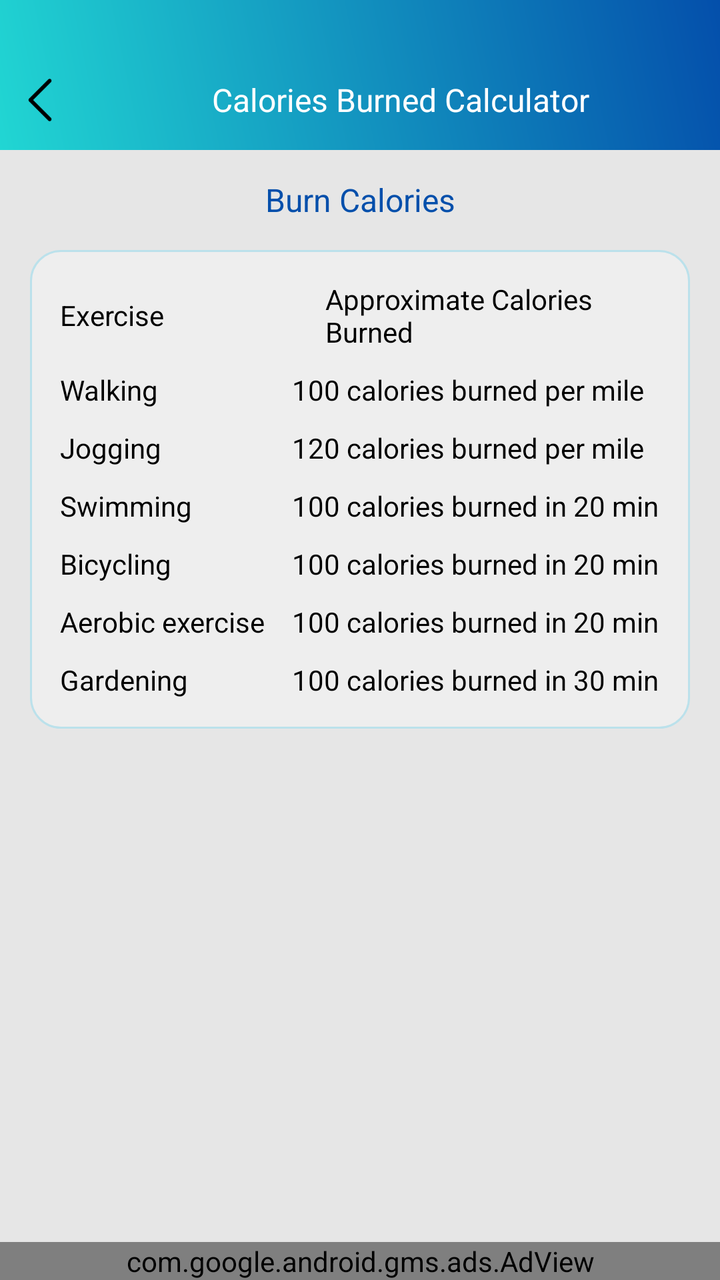
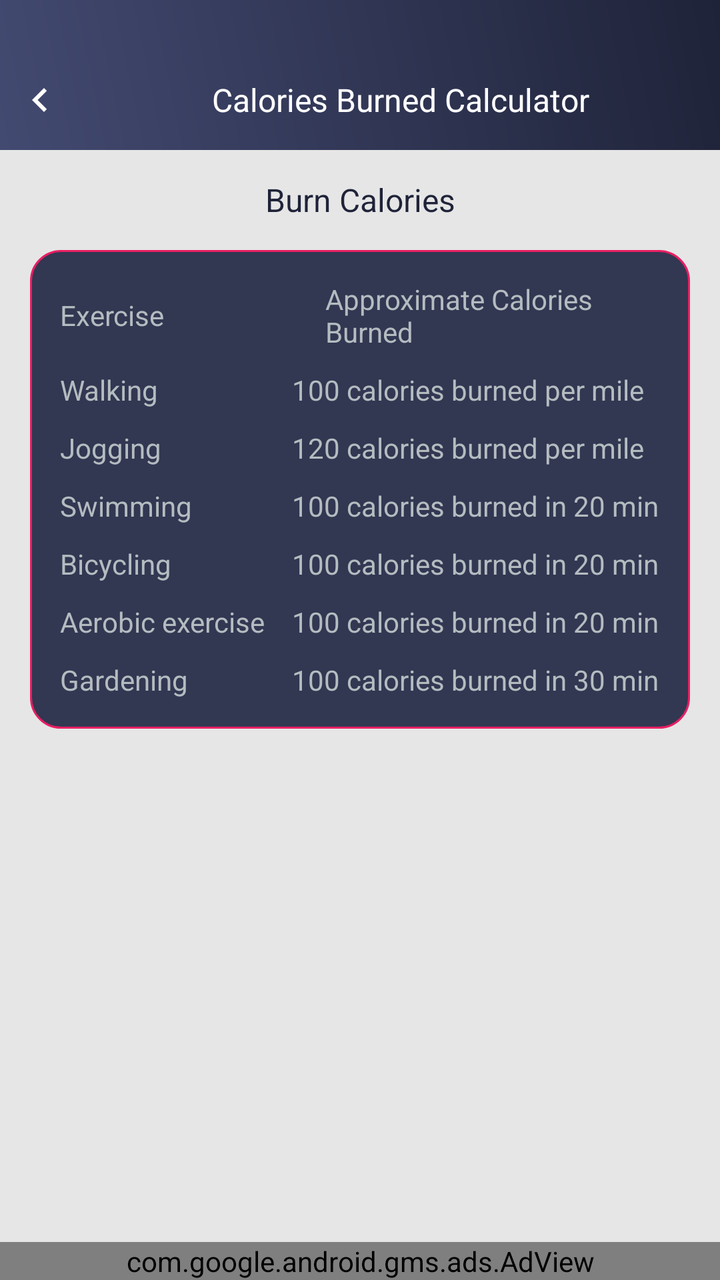

Compare the two renders of this Android layout. The source of the first and the diff that turns it into the second are given below.
<!-- AndroidManifest.xml: application theme AppTheme -->
<!-- res/layout/calories_burn_chart.xml -->
<?xml version="1.0" encoding="utf-8"?>
<RelativeLayout xmlns:android="http://schemas.android.com/apk/res/android"
    xmlns:aapt="http://schemas.android.com/aapt"
    xmlns:app="http://schemas.android.com/apk/res-auto"
    android:layout_width="match_parent"
    android:layout_height="match_parent"
    android:background="@color/gray_color"
    android:orientation="vertical">

    <RelativeLayout
        android:id="@+id/rela1"
        android:background="@drawable/a1_grad"
        android:layout_width="match_parent"
        android:layout_height="wrap_content">

        <ImageView
            android:id="@+id/iv_back"
            android:layout_width="40dp"
            android:layout_height="40dp"
            android:layout_alignParentLeft="true"
            android:layout_alignParentTop="true"
            android:layout_marginTop="30dp"
            android:padding="8dp"
            android:src="@mipmap/left_arrow" />
    <TextView
        android:id="@+id/tv_title"
        android:layout_width="match_parent"
        android:layout_height="40dp"
        android:layout_marginTop="30dp"
        android:layout_toRightOf="@+id/iv_back"
        android:gravity="center"
        android:layout_marginBottom="5dp"
        android:text="@string/Calories_Burned_Calculator"
        android:textColor="@color/white"
        android:textSize="@dimen/textsize_16" />
        
    </RelativeLayout>

    <ScrollView
        android:layout_width="match_parent"
        android:layout_height="wrap_content"
        android:layout_above="@+id/ad_layout"
        android:layout_below="@+id/rela1">

        <LinearLayout
            android:layout_width="match_parent"
            android:layout_height="wrap_content"
            android:orientation="vertical">

            <TextView
                android:id="@+id/tv_burncalories"
                android:layout_width="match_parent"
                android:layout_height="50dp"
                android:gravity="center"
                android:padding="5dp"
                android:text="@string/Burn_Calories"
                android:textColor="@color/colorPrimaryDark"
                android:textSize="@dimen/textsize_16" />

            <LinearLayout
                android:layout_width="match_parent"
                android:layout_height="wrap_content"
                android:layout_marginLeft="15dp"
                android:layout_marginRight="15dp"
                android:layout_marginBottom="15dp"
                android:padding="10dp"
                android:background="@drawable/corner1"
                android:orientation="vertical"
                android:visibility="visible">

                <LinearLayout
                    android:layout_width="match_parent"
                    android:layout_height="wrap_content"
                    android:orientation="horizontal">

                    <TextView
                        android:id="@+id/tv_exercise"
                        android:layout_width="0dp"
                        android:layout_height="match_parent"
                        android:layout_weight="1.5"
                        android:gravity="fill"
                        android:padding="5dp"
                        android:text="@string/Exercise"
                        android:textColor="@color/black"
                        android:textSize="@dimen/textsize_14" />

                    <TextView
                        android:id="@+id/tv_approx_cal"
                        android:layout_width="0dp"
                        android:layout_height="match_parent"
                        android:layout_weight="2"
                        android:gravity="fill"
                        android:padding="5dp"
                        android:text="@string/Approximate_Calories_Burned"
                        android:textColor="@color/black"
                        android:textSize="@dimen/textsize_14" />
                </LinearLayout>

                <LinearLayout
                    android:layout_width="match_parent"
                    android:layout_height="wrap_content"
                    android:orientation="horizontal">

                    <TextView
                        android:id="@+id/tv_walking"
                        android:layout_width="0dp"
                        android:layout_height="match_parent"
                        android:layout_weight="1.5"
                        android:gravity="fill"
                        android:padding="5dp"
                        android:text="@string/Walking"
                        android:textColor="@color/black"
                        android:textSize="@dimen/textsize_14" />

                    <TextView
                        android:id="@+id/tv_walking_cal"
                        android:layout_width="0dp"
                        android:layout_height="match_parent"
                        android:layout_weight="2.5"
                        android:gravity="fill"
                        android:padding="5dp"
                        android:text="@string/_100_calories_burned_per_mile"
                        android:textColor="@color/black"
                        android:textSize="@dimen/textsize_14" />
                </LinearLayout>

                <LinearLayout
                    android:layout_width="match_parent"
                    android:layout_height="wrap_content"
                    android:orientation="horizontal">

                    <TextView
                        android:id="@+id/tv_jogging"
                        android:layout_width="0dp"
                        android:layout_height="match_parent"
                        android:layout_weight="1.5"
                        android:gravity="fill"
                        android:padding="5dp"
                        android:text="@string/Jogging"
                        android:textColor="@color/black"
                        android:textSize="@dimen/textsize_14" />

                    <TextView
                        android:id="@+id/tv_jogging_cal"
                        android:layout_width="0dp"
                        android:layout_height="match_parent"
                        android:layout_weight="2.5"
                        android:gravity="fill"
                        android:padding="5dp"
                        android:text="@string/_120_calories_burned_per_mile"
                        android:textColor="@color/black"
                        android:textSize="@dimen/textsize_14" />
                </LinearLayout>

                <LinearLayout
                    android:layout_width="match_parent"
                    android:layout_height="wrap_content"
                    android:orientation="horizontal">

                    <TextView
                        android:id="@+id/tv_swimming"
                        android:layout_width="0dp"
                        android:layout_height="match_parent"
                        android:layout_weight="1.5"
                        android:gravity="fill"
                        android:padding="5dp"
                        android:text="@string/Swimming"
                        android:textColor="@color/black"
                        android:textSize="@dimen/textsize_14" />

                    <TextView
                        android:id="@+id/tv_swimming_cal"
                        android:layout_width="0dp"
                        android:layout_height="match_parent"
                        android:layout_weight="2.5"
                        android:gravity="fill"
                        android:padding="5dp"
                        android:text="@string/_100_calories_burned_in_20min"
                        android:textColor="@color/black"
                        android:textSize="@dimen/textsize_14" />
                </LinearLayout>

                <LinearLayout
                    android:layout_width="match_parent"
                    android:layout_height="wrap_content"
                    android:orientation="horizontal">

                    <TextView
                        android:id="@+id/tv_bicycling"
                        android:layout_width="0dp"
                        android:layout_height="match_parent"
                        android:layout_weight="1.5"
                        android:gravity="fill"
                        android:padding="5dp"
                        android:text="@string/Bicycling"
                        android:textColor="@color/black"
                        android:textSize="@dimen/textsize_14" />

                    <TextView
                        android:id="@+id/tv_bicycling_cal"
                        android:layout_width="0dp"
                        android:layout_height="match_parent"
                        android:layout_weight="2.5"
                        android:gravity="fill"
                        android:padding="5dp"
                        android:text="@string/_100_calories_burned_in_20min"
                        android:textColor="@color/black"
                        android:textSize="@dimen/textsize_14" />
                </LinearLayout>

                <LinearLayout
                    android:layout_width="match_parent"
                    android:layout_height="wrap_content"
                    android:orientation="horizontal">

                    <TextView
                        android:id="@+id/tv_aerobic"
                        android:layout_width="0dp"
                        android:layout_height="match_parent"
                        android:layout_weight="1.5"
                        android:gravity="fill"
                        android:padding="5dp"
                        android:singleLine="true"
                        android:text="@string/Aerobic_exercise"
                        android:textColor="@color/black"
                        android:textSize="@dimen/textsize_14" />

                    <TextView
                        android:id="@+id/tv_aerobic_cal"
                        android:layout_width="0dp"
                        android:layout_height="match_parent"
                        android:layout_weight="2.5"
                        android:gravity="fill"
                        android:padding="5dp"
                        android:text="@string/_100_calories_burned_in_20min"
                        android:textColor="@color/black"
                        android:textSize="@dimen/textsize_14" />
                </LinearLayout>

                <LinearLayout
                    android:layout_width="match_parent"
                    android:layout_height="wrap_content"
                    android:orientation="horizontal">

                    <TextView
                        android:id="@+id/tv_gardening"
                        android:layout_width="0dp"
                        android:layout_height="match_parent"
                        android:layout_weight="1.5"
                        android:gravity="fill"
                        android:padding="5dp"
                        android:singleLine="true"
                        android:text="@string/Gardening"
                        android:textColor="@color/black"
                        android:textSize="@dimen/textsize_14" />

                    <TextView
                        android:id="@+id/tv_gardening_cal"
                        android:layout_width="0dp"
                        android:layout_height="match_parent"
                        android:layout_weight="2.5"
                        android:gravity="fill"
                        android:padding="5dp"
                        android:text="@string/_100_calories_burned_in_30min"
                        android:textColor="@color/black"
                        android:textSize="@dimen/textsize_14" />
                </LinearLayout>
            </LinearLayout>
        </LinearLayout>
    </ScrollView>

    <include
        android:id="@+id/ad_layout"
        layout="@layout/native_ad"
        android:layout_width="match_parent"
        android:layout_height="wrap_content"
        android:layout_alignParentLeft="true"
        android:layout_alignParentBottom="true"
        android:layout_gravity="top|center_vertical|center_horizontal|center" />
</RelativeLayout>
<!-- res/layout/native_ad.xml (included above) -->
<?xml version="1.0" encoding="utf-8"?>
<LinearLayout xmlns:android="http://schemas.android.com/apk/res/android"
    xmlns:aapt="http://schemas.android.com/aapt"
    xmlns:app="http://schemas.android.com/apk/res-auto"
    android:layout_width="match_parent"
    android:layout_height="wrap_content"
    android:orientation="vertical">

    <com.google.android.gms.ads.AdView
        android:id="@+id/adView"
        android:layout_width="match_parent"
        android:layout_height="wrap_content"
        android:layout_above="@+id/ll_footer_menu"
        app:adSize="BANNER"
        app:adUnitId="@string/banner_ad" />
</LinearLayout>
<!-- resources referenced by this layout -->
<resources>
  <color name="black">#000000</color>
  <color name="colorPrimaryDark">#044fab</color>
  <color name="gray_color">#E6E6E6</color>
  <color name="white">#ffffff</color>
  <dimen name="textsize_14">14sp</dimen>
  <dimen name="textsize_16">16sp</dimen>
  <!-- drawable a1_grad (drawable) -->
  <?xml version="1.0" encoding="utf-8"?>
  <shape xmlns:android="http://schemas.android.com/apk/res/android">
      <gradient
          android:angle="225"
          android:endColor="#21d6d3"
          android:startColor="#044fab" />
  
  
  </shape>
  <!-- drawable corner1 (drawable) -->
  <?xml version="1.0" encoding="utf-8"?>
  <shape xmlns:android="http://schemas.android.com/apk/res/android"
      android:shape="rectangle">
  
  
      <stroke
          android:width="1dp"
          android:color="#BBE1EB"/>
  
      <corners android:radius="15dp"/>
  
      <solid
          android:color="#EEEEEE"/>
  
  </shape>
  <!-- mipmap left_arrow: png bitmap (mipmap-xhdpi, 499 bytes) -->
  <string name="Aerobic_exercise">Aerobic exercise</string>
  <string name="Approximate_Calories_Burned">Approximate Calories Burned</string>
  <string name="Bicycling">Bicycling</string>
  <string name="Burn_Calories">Burn Calories</string>
  <string name="Calories_Burned_Calculator">Calories Burned Calculator</string>
  <string name="Exercise">Exercise</string>
  <string name="Gardening">Gardening</string>
  <string name="Jogging">Jogging</string>
  <string name="Swimming">Swimming</string>
  <string name="Walking">Walking</string>
  <string name="_100_calories_burned_in_20min">100 calories burned in 20 min</string>
  <string name="_100_calories_burned_in_30min">100 calories burned in 30 min</string>
  <string name="_100_calories_burned_per_mile">100 calories burned per mile</string>
  <string name="_120_calories_burned_per_mile">120 calories burned per mile</string>
  <string name="banner_ad">ca-app-pub-3940256099942544/6300978111</string>
  <style name="AppTheme" parent="Theme.AppCompat.Light.DarkActionBar">
          
          <item name="colorPrimary">@color/colorPrimary</item>
          <item name="colorPrimaryDark">@color/colorPrimaryDark</item>
          <item name="colorAccent">@color/colorAccent</item>
      </style>
  <color name="colorPrimary">#36D1DC</color>
  <color name="colorAccent">#03DAC5</color>
</resources>

<!-- the commit's change to res/layout/calories_burn_chart.xml (unified diff, before → after) -->
@@ -21,7 +21,7 @@
             android:layout_alignParentTop="true"
             android:layout_marginTop="30dp"
             android:padding="8dp"
-            android:src="@mipmap/left_arrow" />
+            android:src="@drawable/ic_chevron_left_white_24dp" />
     <TextView
         android:id="@+id/tv_title"
         android:layout_width="match_parent"
@@ -81,7 +81,7 @@
                         android:gravity="fill"
                         android:padding="5dp"
                         android:text="@string/Exercise"
-                        android:textColor="@color/black"
+                        android:textColor="@color/textColor"
                         android:textSize="@dimen/textsize_14" />
 
                     <TextView
@@ -92,7 +92,7 @@
                         android:gravity="fill"
                         android:padding="5dp"
                         android:text="@string/Approximate_Calories_Burned"
-                        android:textColor="@color/black"
+                        android:textColor="@color/textColor"
                         android:textSize="@dimen/textsize_14" />
                 </LinearLayout>
 
@@ -109,7 +109,7 @@
                         android:gravity="fill"
                         android:padding="5dp"
                         android:text="@string/Walking"
-                        android:textColor="@color/black"
+                        android:textColor="@color/textColor"
                         android:textSize="@dimen/textsize_14" />
 
                     <TextView
@@ -120,7 +120,7 @@
                         android:gravity="fill"
                         android:padding="5dp"
                         android:text="@string/_100_calories_burned_per_mile"
-                        android:textColor="@color/black"
+                        android:textColor="@color/textColor"
                         android:textSize="@dimen/textsize_14" />
                 </LinearLayout>
 
@@ -137,7 +137,7 @@
                         android:gravity="fill"
                         android:padding="5dp"
                         android:text="@string/Jogging"
-                        android:textColor="@color/black"
+                        android:textColor="@color/textColor"
                         android:textSize="@dimen/textsize_14" />
 
                     <TextView
@@ -148,7 +148,7 @@
                         android:gravity="fill"
                         android:padding="5dp"
                         android:text="@string/_120_calories_burned_per_mile"
-                        android:textColor="@color/black"
+                        android:textColor="@color/textColor"
                         android:textSize="@dimen/textsize_14" />
                 </LinearLayout>
 
@@ -165,7 +165,7 @@
                         android:gravity="fill"
                         android:padding="5dp"
                         android:text="@string/Swimming"
-                        android:textColor="@color/black"
+                        android:textColor="@color/textColor"
                         android:textSize="@dimen/textsize_14" />
 
                     <TextView
@@ -176,7 +176,7 @@
                         android:gravity="fill"
                         android:padding="5dp"
                         android:text="@string/_100_calories_burned_in_20min"
-                        android:textColor="@color/black"
+                        android:textColor="@color/textColor"
                         android:textSize="@dimen/textsize_14" />
                 </LinearLayout>
 
@@ -193,7 +193,7 @@
                         android:gravity="fill"
                         android:padding="5dp"
                         android:text="@string/Bicycling"
-                        android:textColor="@color/black"
+                        android:textColor="@color/textColor"
                         android:textSize="@dimen/textsize_14" />
 
                     <TextView
@@ -204,7 +204,7 @@
                         android:gravity="fill"
                         android:padding="5dp"
                         android:text="@string/_100_calories_burned_in_20min"
-                        android:textColor="@color/black"
+                        android:textColor="@color/textColor"
                         android:textSize="@dimen/textsize_14" />
                 </LinearLayout>
 
@@ -222,7 +222,7 @@
                         android:padding="5dp"
                         android:singleLine="true"
                         android:text="@string/Aerobic_exercise"
-                        android:textColor="@color/black"
+                        android:textColor="@color/textColor"
                         android:textSize="@dimen/textsize_14" />
 
                     <TextView
@@ -233,7 +233,7 @@
                         android:gravity="fill"
                         android:padding="5dp"
                         android:text="@string/_100_calories_burned_in_20min"
-                        android:textColor="@color/black"
+                        android:textColor="@color/textColor"
                         android:textSize="@dimen/textsize_14" />
                 </LinearLayout>
 
@@ -251,7 +251,7 @@
                         android:padding="5dp"
                         android:singleLine="true"
                         android:text="@string/Gardening"
-                        android:textColor="@color/black"
+                        android:textColor="@color/textColor"
                         android:textSize="@dimen/textsize_14" />
 
                     <TextView
@@ -262,7 +262,7 @@
                         android:gravity="fill"
                         android:padding="5dp"
                         android:text="@string/_100_calories_burned_in_30min"
-                        android:textColor="@color/black"
+                        android:textColor="@color/textColor"
                         android:textSize="@dimen/textsize_14" />
                 </LinearLayout>
             </LinearLayout>
<!-- resource entries referenced after the edit -->
@@ -1,8 +1,8 @@
 <!-- resources referenced by this layout -->
 <resources>
-  <color name="black">#000000</color>
-  <color name="colorPrimaryDark">#044fab</color>
+  <color name="colorPrimaryDark">#1F2339</color>
   <color name="gray_color">#E6E6E6</color>
+  <color name="textColor">#ffb4bcc0</color>
   <color name="white">#ffffff</color>
   <dimen name="textsize_14">14sp</dimen>
   <dimen name="textsize_16">16sp</dimen>
@@ -11,8 +11,8 @@
   <shape xmlns:android="http://schemas.android.com/apk/res/android">
       <gradient
           android:angle="225"
-          android:endColor="#21d6d3"
-          android:startColor="#044fab" />
+          android:endColor="#434A71"
+          android:startColor="#1F2339" />
   
   
   </shape>
@@ -24,15 +24,20 @@
   
       <stroke
           android:width="1dp"
-          android:color="#BBE1EB"/>
+          android:color="#E91E63"/>
   
       <corners android:radius="15dp"/>
   
       <solid
-          android:color="#EEEEEE"/>
+          android:color="#323752"/>
   
   </shape>
-  <!-- mipmap left_arrow: png bitmap (mipmap-xhdpi, 499 bytes) -->
+  <!-- drawable ic_chevron_left_white_24dp (drawable) -->
+  <vector android:height="24dp" android:tint="#FFFFFF"
+      android:viewportHeight="24" android:viewportWidth="24"
+      android:width="24dp" xmlns:android="http://schemas.android.com/apk/res/android">
+      <path android:fillColor="@android:color/white" android:pathData="M15.41,7.41L14,6l-6,6 6,6 1.41,-1.41L10.83,12z"/>
+  </vector>
   <string name="Aerobic_exercise">Aerobic exercise</string>
   <string name="Approximate_Calories_Burned">Approximate Calories Burned</string>
   <string name="Bicycling">Bicycling</string>
@@ -54,7 +59,7 @@
           <item name="colorPrimaryDark">@color/colorPrimaryDark</item>
           <item name="colorAccent">@color/colorAccent</item>
       </style>
-  <color name="colorPrimary">#36D1DC</color>
-  <color name="colorAccent">#03DAC5</color>
+  <color name="colorPrimary">#434A71</color>
+  <color name="colorAccent">#1F2339</color>
 </resources>
 
